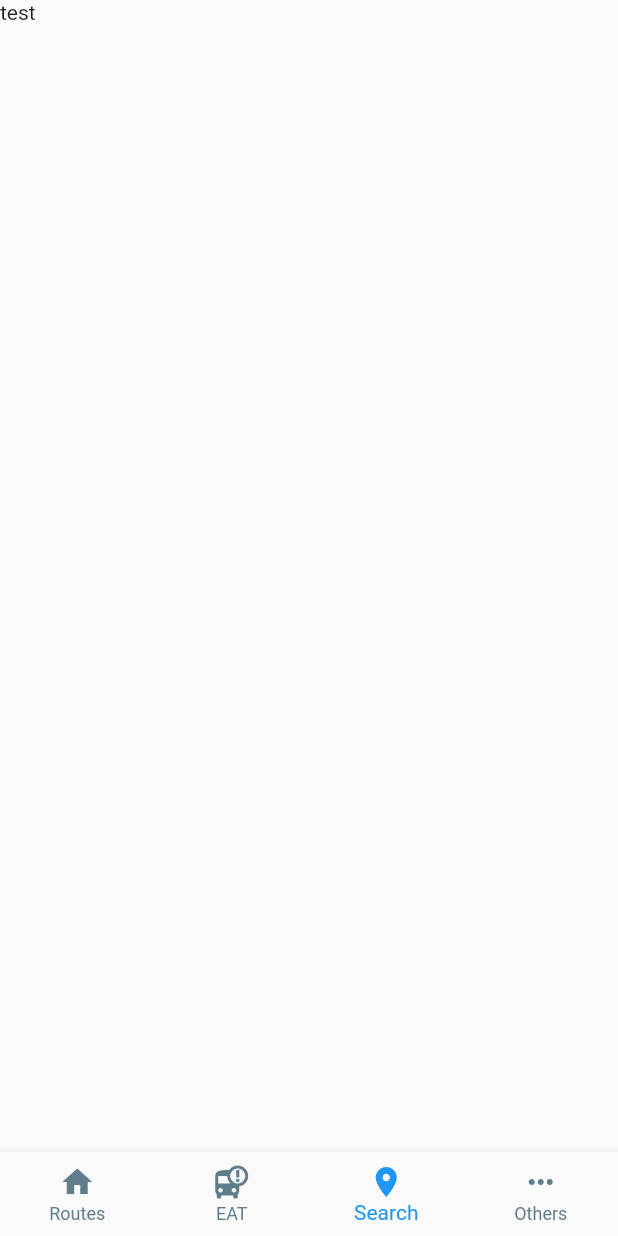
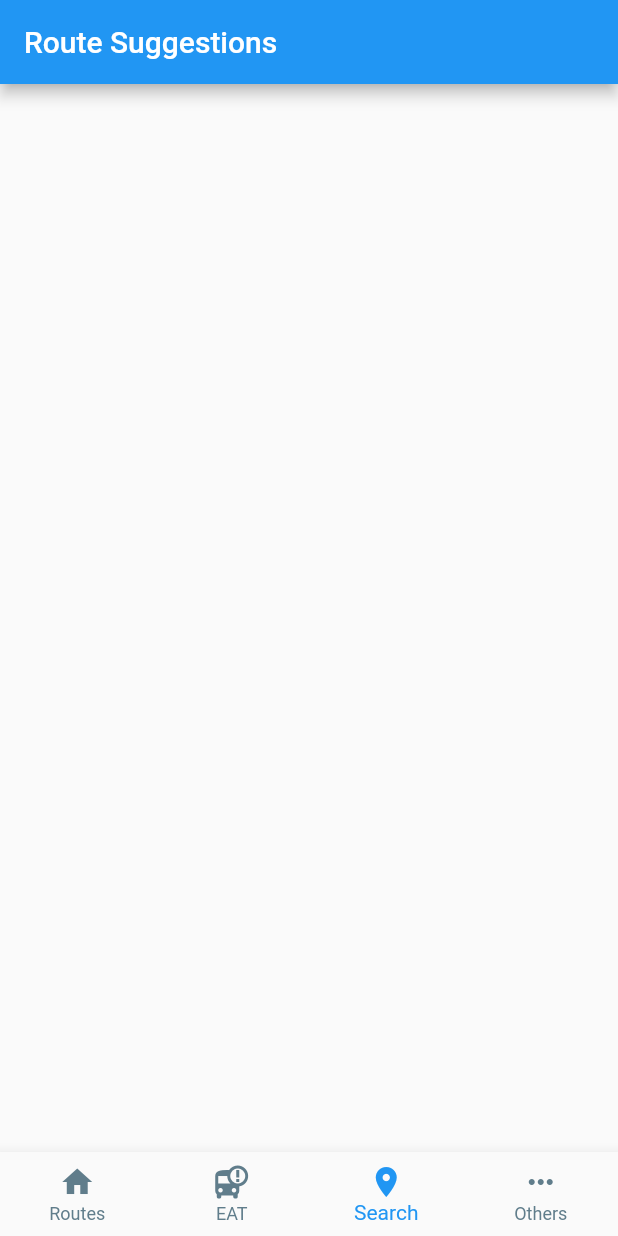
Before and after one commit to Myheartdies/tracubus-client, a Flutter app: the screen it shows after launch, item 3 of the bottom bar chosen, on a phone screen of 412 x 824 dp. Run offline on Flutter 3.47's test engine with Material 2 defaults, Android fonts, the phone set to English and light mode, and no system bars; our stand-ins replace flutter_map, latlong2; missing offline and left inert: flutter_client_sse; generated files the repository leaves out were written again.

Commit message:
Start the skeleton of route suggestion page

```diff
--- a/lib/main.dart
+++ b/lib/main.dart
@@ -4,6 +4,7 @@ import 'package:provider/provider.dart';
 import 'package:flutter_client_sse/flutter_client_sse.dart';
 
 import 'route_page.dart';
+import 'route_suggestion.dart';
 import 'businfo_model.dart';
 
 void main() {
@@ -120,7 +121,7 @@ class _MyHomePageState extends State<MyHomePage> {
         children: [
           RoutePage(),
           Text('test'),
-          Text('test'),
+          RouteSuggest(),
           Text('test'),
         ],
       )),
--- /dev/null
+++ b/lib/route_suggestion.dart
@@ -0,0 +1,22 @@
+import 'package:flutter/material.dart';
+import 'package:provider/provider.dart';
+
+import 'route_detail.dart';
+import 'businfo_model.dart';
+
+class RouteSuggest extends StatefulWidget {
+  const RouteSuggest({ Key? key }) : super(key: key);
+
+  @override
+  _RouteSuggestState createState() => _RouteSuggestState();
+}
+
+class _RouteSuggestState extends State<RouteSuggest> {
+  @override
+  Widget build(BuildContext context) {
+    return Scaffold(
+      appBar: AppBar(title: Text("Route Suggestions"),),
+      body: Container(),
+    );
+  }
+}
```
Also changed, not shown: pubspec.lock.
